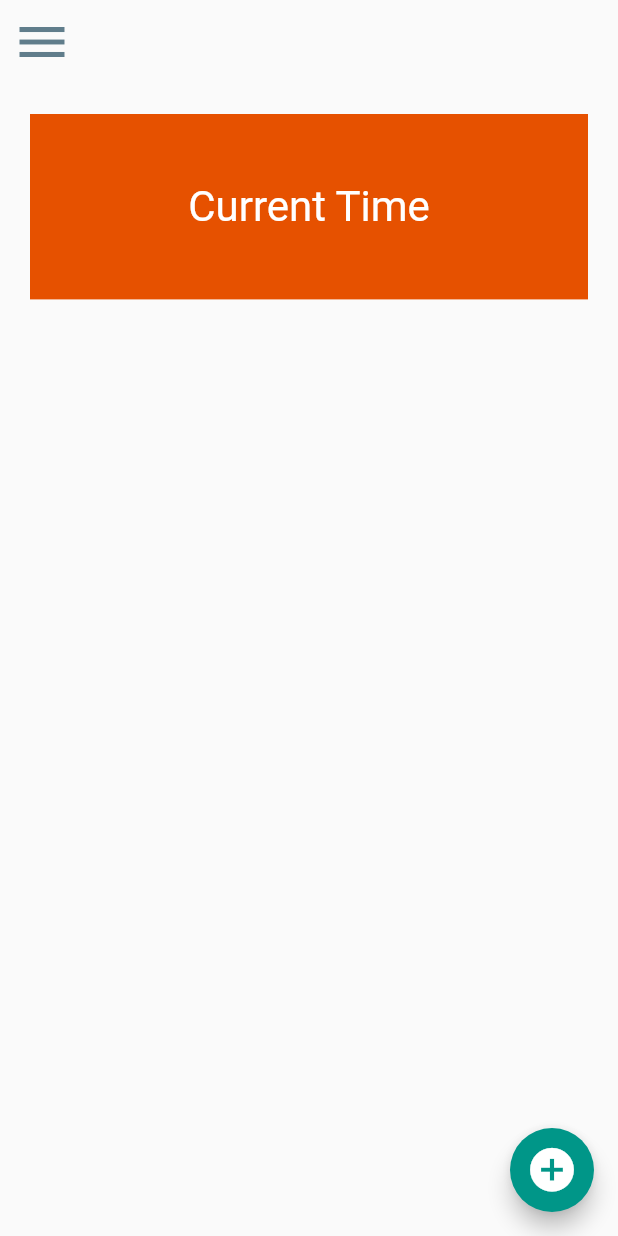
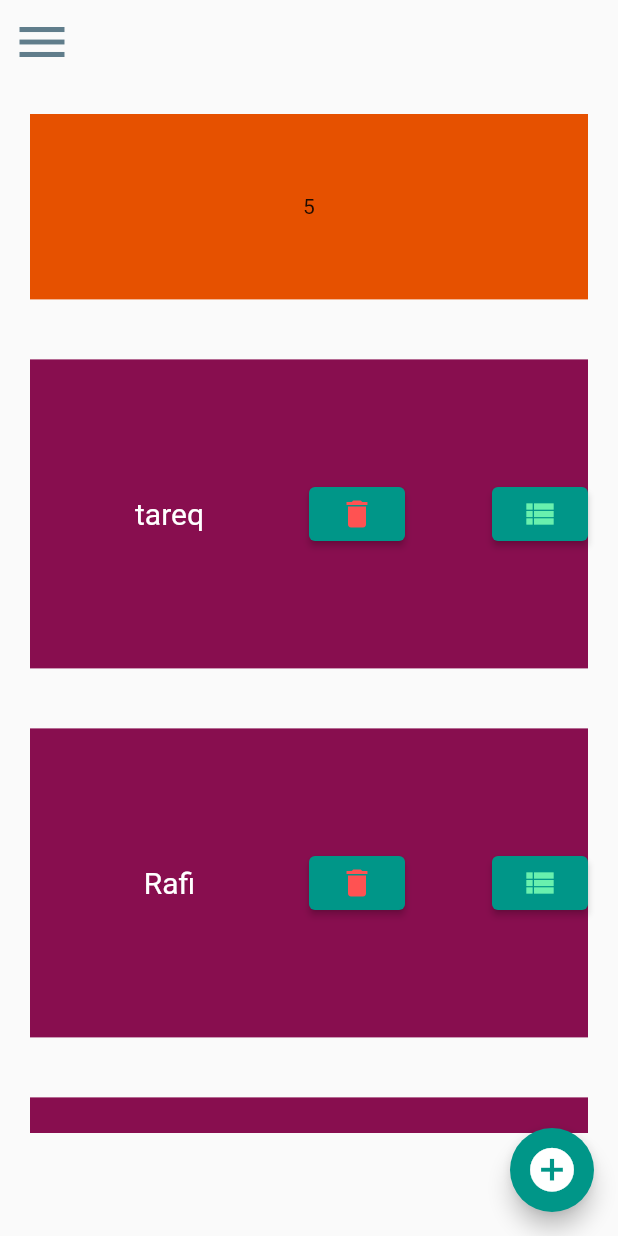
Before and after one commit to Tareq23/Flutter-TO-DO-App, a Flutter app: the screen it shows after launch, on a phone screen of 412 x 824 dp. Run offline on Flutter 3.47's test engine with Material 2 defaults, Android fonts, the phone set to English and light mode, and no system bars.

Commit message:
add data in a list and show all data from list

```diff
--- a/lib/controller/user_controller.dart
+++ b/lib/controller/user_controller.dart
@@ -1,20 +1,45 @@
+
+import 'package:flutter/material.dart';
 import 'package:to_do/model/user_model.dart';
 
-class UserController {
+class UserController extends ChangeNotifier
+{
   List<UserModel> userList = [];
+
+
+  UserController(){
+    userList.addAll([
+      UserModel("tareq", "tareq23", "tareq@exampl.com",
+          "I'am a android developer", "Bhola-Daulatkhan"),
+      UserModel("Rafi", "tareq23", "tareq@exampl.com",
+          "I'am a android developer", "Bhola-Daulatkhan"),
+      UserModel("Rohan", "tareq23", "tareq@exampl.com",
+          "I'am a android developer", "Bhola-Daulatkhan"),
+      UserModel("sumon", "tareq23", "tareq@exampl.com",
+          "I'am a android developer", "Bhola-Daulatkhan"),
+      UserModel("jolil", "tareq23", "tareq@exampl.com",
+          "I'am a android developer", "Bhola-Daulatkhan"),
+    ]);
+  }
 
   void initialUser() {
     userList.addAll([
-      UserModel("tareq", "tareq23", "tareq@exampl.com",
-          "I'am a android developer", "Bhola-Daulatkhan"),
-      UserModel("tareq", "tareq23", "tareq@exampl.com",
-          "I'am a android developer", "Bhola-Daulatkhan"),
-      UserModel("tareq", "tareq23", "tareq@exampl.com",
-          "I'am a android developer", "Bhola-Daulatkhan"),
-      UserModel("tareq", "tareq23", "tareq@exampl.com",
-          "I'am a android developer", "Bhola-Daulatkhan"),
-      UserModel("tareq", "tareq23", "tareq@exampl.com",
-          "I'am a android developer", "Bhola-Daulatkhan"),
+      // UserModel("tareq", "tareq23", "tareq@exampl.com",
+      //     "I'am a android developer", "Bhola-Daulatkhan"),
+      // UserModel("tareq", "tareq23", "tareq@exampl.com",
+      //     "I'am a android developer", "Bhola-Daulatkhan"),
+      // UserModel("tareq", "tareq23", "tareq@exampl.com",
+      //     "I'am a android developer", "Bhola-Daulatkhan"),
+      // UserModel("tareq", "tareq23", "tareq@exampl.com",
+      //     "I'am a android developer", "Bhola-Daulatkhan"),
+      // UserModel("tareq", "tareq23", "tareq@exampl.com",
+      //     "I'am a android developer", "Bhola-Daulatkhan"),
     ]);
   }
+
+  void addNewUser(UserModel userModel)
+  {
+    userList.add(userModel);
+    notifyListeners();
+  }
 }
--- a/lib/pages/home.dart
+++ b/lib/pages/home.dart
@@ -1,5 +1,6 @@
 
 import 'package:flutter/material.dart';
+import 'package:provider/provider.dart';
 import 'package:to_do/controller/user_controller.dart';
 import 'package:to_do/pages/form.dart';
 
@@ -26,17 +27,13 @@ class HomeApp extends StatefulWidget {
 }
 
 class _HomeAppState extends State<HomeApp> {
-   UserController _userController = UserController();
 
-  @override
-  void initState()
-  {
-    _userController.initialUser();
-    super.initState();
-  }
 
   @override
   Widget build(BuildContext context) {
+    final providerUserList = Provider.of<UserController>(context);
+    providerUserList.initialUser();
+    var size = MediaQuery.of(context).size;
     return Scaffold(
       appBar: AppBar(
         elevation: 0,
@@ -63,8 +60,47 @@ class _HomeAppState extends State<HomeApp> {
             margin: const EdgeInsets.all(20),
             height: MediaQuery.of(context).size.height * 0.15,
             alignment: Alignment.center,
-            child: const Text('Current Time',style: TextStyle(color: Colors.white,fontSize: 28),),
+            // child: const Text('Current Time',style: TextStyle(color: Colors.white,fontSize: 28),),
+            child: Text(providerUserList.userList.length.toString()),
           ),
+          Container(
+            height: size.height * 0.65,
+            child: ListView.builder(
+              itemCount: providerUserList.userList.length,
+              scrollDirection: Axis.vertical,
+              shrinkWrap: true,
+              physics: ScrollPhysics(),
+              itemBuilder: (context,index){
+                return Container(
+                  margin: const EdgeInsets.all(20),
+                  width: size.width * 0.6,
+                  height: size.height * 0.25,
+                  color: Colors.pink.shade900,
+                  child: Row(
+                    mainAxisAlignment: MainAxisAlignment.spaceBetween,
+                    children: [
+                      Expanded(
+                        child: Container(
+                            alignment: Alignment.center,
+                            child: Text(providerUserList.userList[index].name.toString(),style: const TextStyle(color: Colors.white,fontSize: 20),)
+                        ),
+                      ),
+                      Expanded(
+                        child: Row(
+                          mainAxisAlignment: MainAxisAlignment.spaceBetween,
+                          children: [
+                            ElevatedButton(onPressed: (){}, child: const Icon(Icons.delete,color: Colors.redAccent,)),
+                            const SizedBox(width: 30,),
+                            ElevatedButton(onPressed: (){}, child: const Icon(Icons.view_list,color: Colors.greenAccent,)),
+                          ],
+                        )
+                      ),
+                    ],
+                  ),
+                );
+              },
+            ),
+          )
         ],
       )
     );
```
Also changed, not shown: lib/main.dart (+9 -1 lines), lib/pages/form.dart (+9 -3 lines).
